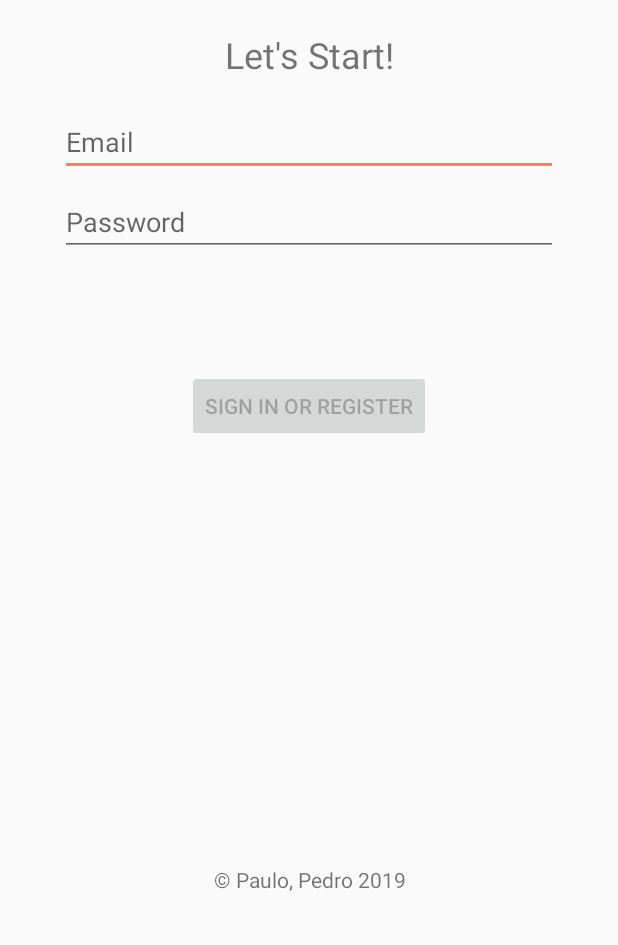
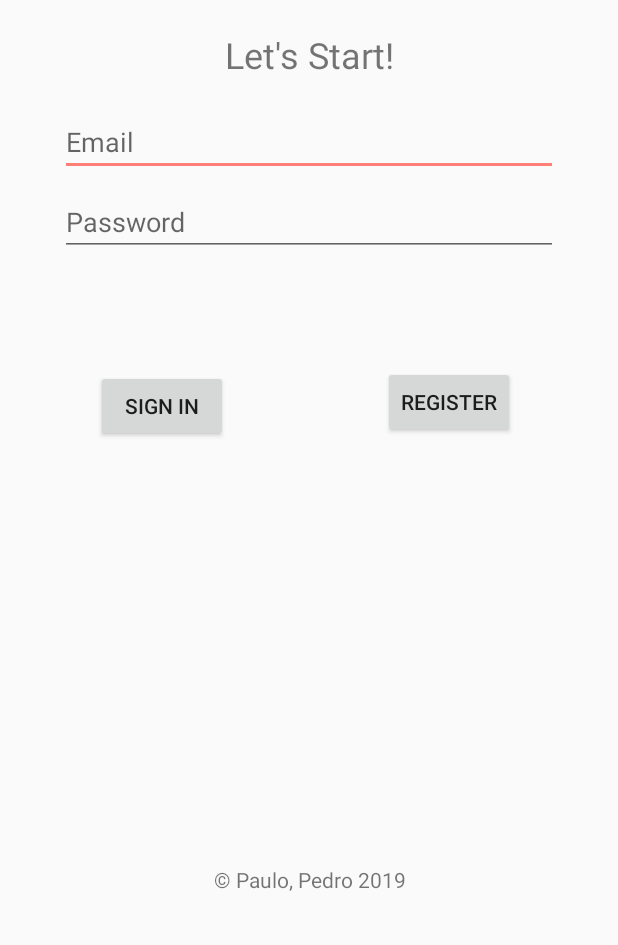
Before and after one commit to pedrovt/ihc-yacm, an Android app: the LoginActivity screen opened directly, with no data from a screen before it, on a phone screen of 412 x 824 dp, the part 291-1236 px from its top. Run offline under Robolectric (Android 15) with nearby library versions, the phone set to English and light mode, and no system bars.

Commit message:
Fix on Login

```diff
--- a/app/src/main/res/layout/login.xml
+++ b/app/src/main/res/layout/login.xml
@@ -66,12 +66,10 @@
         android:layout_gravity="start"
         android:layout_marginStart="48dp"
         android:layout_marginTop="16dp"
-        android:layout_marginEnd="48dp"
         android:layout_marginBottom="64dp"
-        android:enabled="false"
-        android:text="@string/action_sign_in"
+        android:enabled="true"
+        android:text="Sign in"
         app:layout_constraintBottom_toBottomOf="@+id/textView3"
-        app:layout_constraintEnd_toEndOf="parent"
         app:layout_constraintStart_toStartOf="parent"
         app:layout_constraintTop_toBottomOf="@+id/password"
         app:layout_constraintVertical_bias="0.2" />
@@ -116,4 +114,20 @@
         app:layout_constraintBottom_toBottomOf="parent"
         app:layout_constraintEnd_toEndOf="parent"
         app:layout_constraintStart_toStartOf="parent" />
+
+    <Button
+        android:id="@+id/button"
+        android:layout_width="wrap_content"
+        android:layout_height="wrap_content"
+        android:layout_marginStart="8dp"
+        android:layout_marginTop="8dp"
+        android:layout_marginEnd="8dp"
+        android:layout_marginBottom="8dp"
+        android:text="Register"
+        app:layout_constraintBottom_toBottomOf="@+id/textView3"
+        app:layout_constraintEnd_toEndOf="parent"
+        app:layout_constraintHorizontal_bias="0.683"
+        app:layout_constraintStart_toEndOf="@+id/login"
+        app:layout_constraintTop_toBottomOf="@+id/password"
+        app:layout_constraintVertical_bias="0.18" />
 </androidx.constraintlayout.widget.ConstraintLayout>
```
